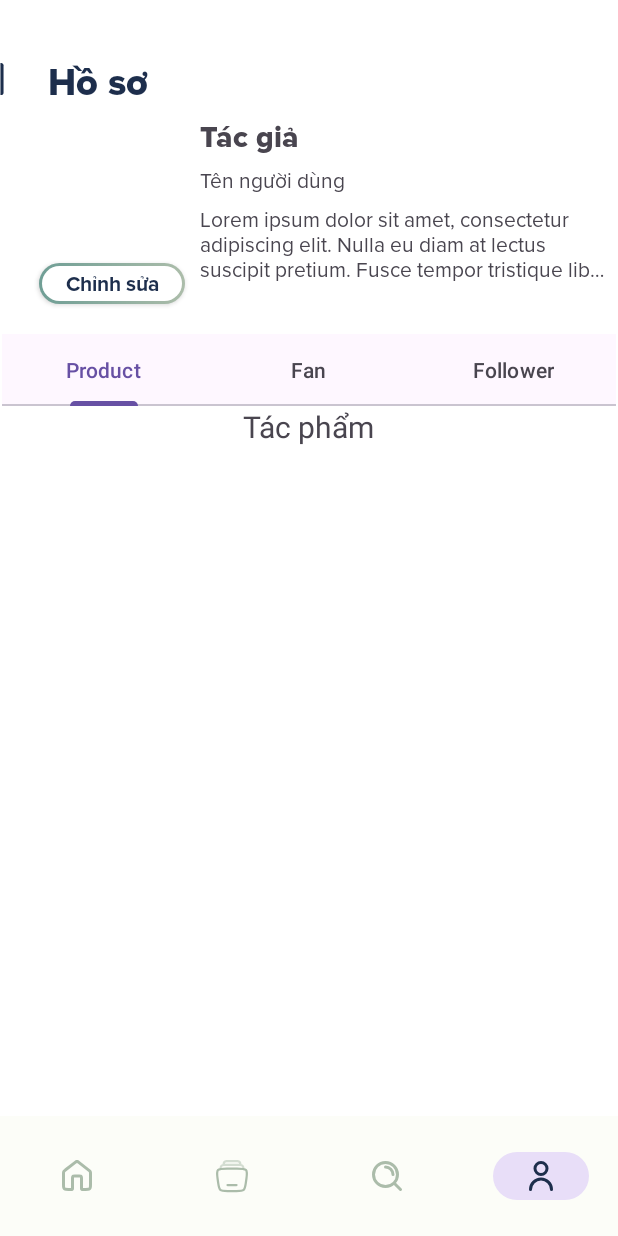
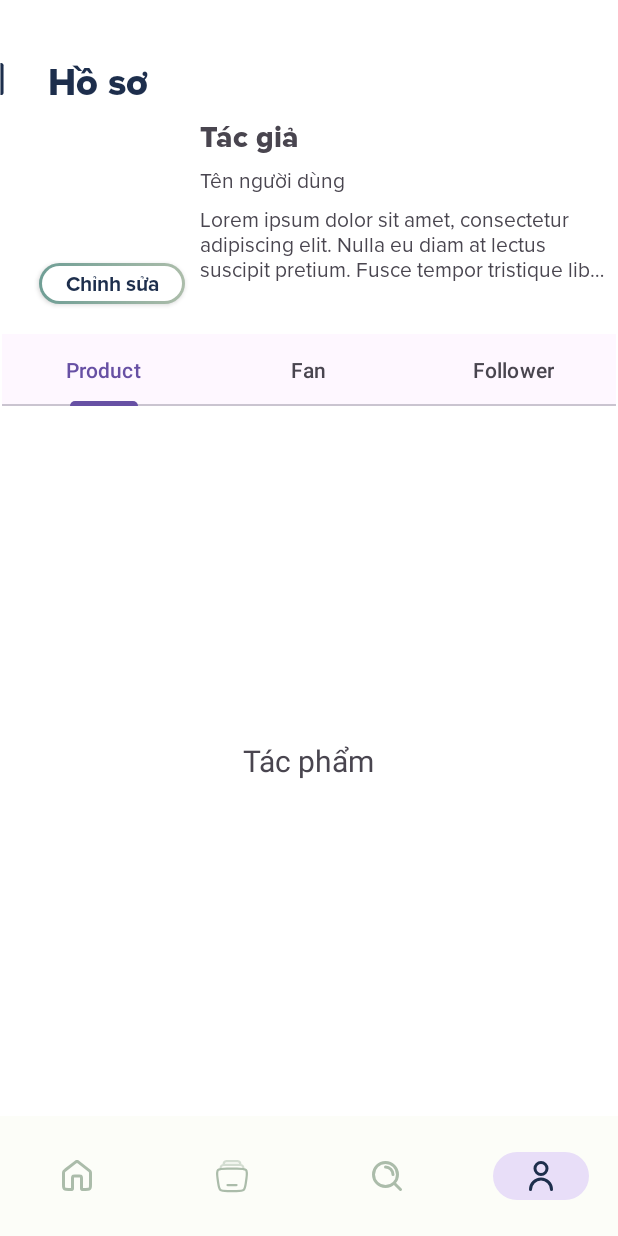
Before and after one commit to ApostleDev0/NoctaleApp, an Android app: the screen it shows after launch (MainActivity), item 4 of the bottom bar chosen, on a phone screen of 412 x 824 dp. Run offline under Robolectric (Android 15) with nearby library versions, the phone set to English and light mode, and no system bars; pictures from the network do not load.

Commit message:
Refactor: Improve Profile Fragment layout and enable ViewPager user input
This commit refactors the `ProfileFragment` layout and enables user input for its `ViewPager2`.

Key changes:
- Removed the `ScrollView` from `fragment_profile.xml` and `fragment_explore.xml`.
- Updated the `ConstraintLayout` in `fragment_profile.xml` to `match_parent` height.
- Set `profileTabLayout` width to `match_parent`.
- Constrained `profileViewPage` to the bottom, end, start, and below `profileTabLayout`.
- Enabled `isUserInputEnabled` for `profileViewPage` in `ProfileFragment.kt`.
- Added various `tools:ignore` attributes to address lint warnings in `fragment_home.xml` and `fragment_profile.xml` related to content descriptions, text contrast, touch target size, and visual bounds.

```diff
--- a/app/src/main/java/com/example/noctaleapp/ui/profile/ProfileFragment.kt
+++ b/app/src/main/java/com/example/noctaleapp/ui/profile/ProfileFragment.kt
@@ -35,6 +35,7 @@ class ProfileFragment : Fragment() {
 
         val adapter = ProfileTabAdapter(this)
         binding.profileViewPage.adapter = adapter
+        binding.profileViewPage.isUserInputEnabled = true
 
         TabLayoutMediator(binding.profileTabLayout, binding.profileViewPage) { tab, position ->
             tab.text = tabTitles[position]
--- a/app/src/main/res/layout/fragment_explore.xml
+++ b/app/src/main/res/layout/fragment_explore.xml
@@ -5,10 +5,6 @@
     android:layout_width="match_parent"
     android:layout_height="match_parent"
     android:background="@color/white">
-
-    <ScrollView
-        android:layout_width="match_parent"
-        android:layout_height="match_parent">
 
         <androidx.constraintlayout.widget.ConstraintLayout
             android:layout_width="match_parent"
@@ -111,5 +107,4 @@
             </androidx.constraintlayout.widget.ConstraintLayout>
 
         </androidx.constraintlayout.widget.ConstraintLayout>
-    </ScrollView>
 </FrameLayout>
--- a/app/src/main/res/layout/fragment_profile.xml
+++ b/app/src/main/res/layout/fragment_profile.xml
@@ -6,14 +6,9 @@
     android:layout_height="match_parent"
     android:background="@color/white">
 
-    <ScrollView
-        android:layout_width="match_parent"
-        android:layout_height="match_parent"
-        tools:ignore="UselessParent">
-
         <androidx.constraintlayout.widget.ConstraintLayout
             android:layout_width="match_parent"
-            android:layout_height="wrap_content">
+            android:layout_height="match_parent">
 
             <TextView
                 android:id="@+id/welcomeUser"
@@ -51,7 +46,7 @@
                 android:translationX="-2dp"
                 app:layout_constraintStart_toStartOf="parent"
                 app:layout_constraintTop_toTopOf="parent"
-                tools:ignore="ContentDescription" />
+                tools:ignore="ContentDescription,VisualLintBounds" />
 
             <TextView
                 android:id="@+id/profileName"
@@ -124,7 +119,7 @@
 
             <com.google.android.material.tabs.TabLayout
                 android:id="@+id/profileTabLayout"
-                android:layout_width="409dp"
+                android:layout_width="match_parent"
                 android:layout_height="wrap_content"
                 android:layout_marginStart="1dp"
                 android:layout_marginTop="20dp"
@@ -151,12 +146,13 @@
 
             <androidx.viewpager2.widget.ViewPager2
                 android:id="@+id/profileViewPage"
-                android:layout_width="match_parent"
-                android:layout_height="match_parent"
+                android:layout_width="0dp"
+                android:layout_height="0dp"
                 android:layout_below="@+id/profileTabLayout"
+                app:layout_constraintBottom_toBottomOf="parent"
+                app:layout_constraintEnd_toEndOf="parent"
                 app:layout_constraintStart_toStartOf="parent"
                 app:layout_constraintTop_toBottomOf="@+id/profileTabLayout" />
 
         </androidx.constraintlayout.widget.ConstraintLayout>
-    </ScrollView>
 </FrameLayout>
```
Also changed, not shown: app/src/main/res/layout/fragment_home.xml (+14 -7 lines).
